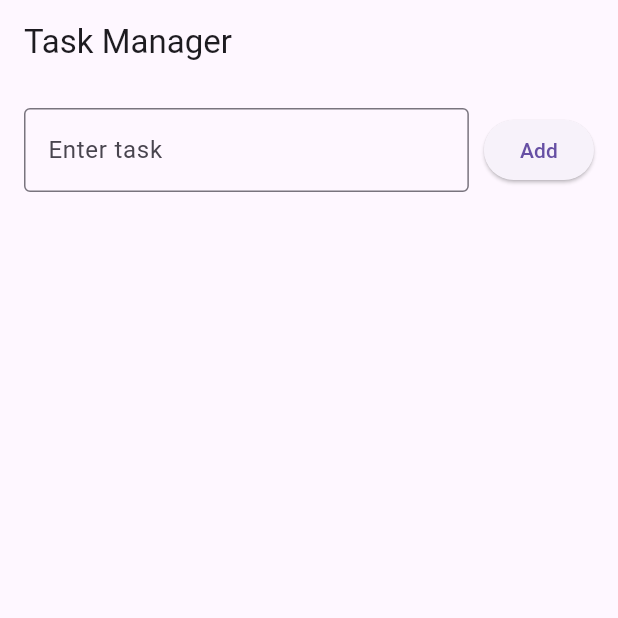
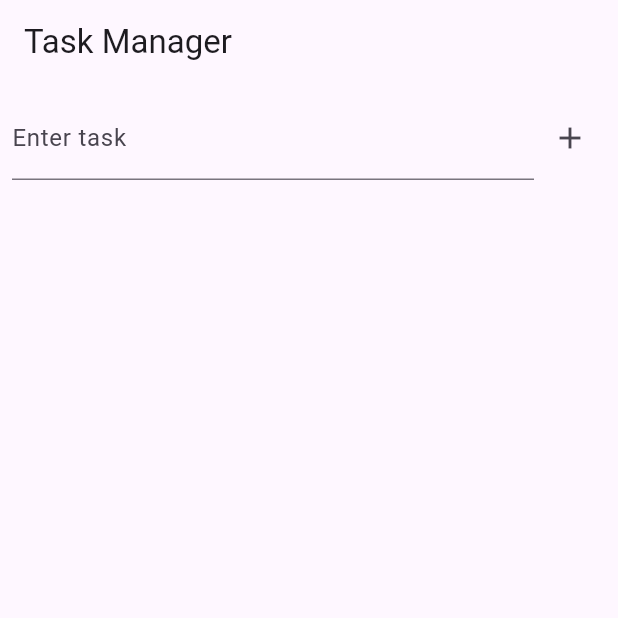
Before and after one commit to cbg85/task_manager, a Flutter app: the screen it shows after launch, on a phone screen of 412 x 824 dp, the top half of it. Run offline on Flutter 3.47's test engine with Material 3 defaults, Android fonts, the phone set to English and light mode, and no system bars.

Commit message:
Updated task manager app

```diff
--- a/lib/main.dart
+++ b/lib/main.dart
@@ -1,5 +1,4 @@
 import 'package:flutter/material.dart';
-import 'task.dart'; // Import the Task model
 
 void main() {
   runApp(TaskManagerApp());
@@ -10,12 +9,16 @@ class TaskManagerApp extends StatelessWidget {
   Widget build(BuildContext context) {
     return MaterialApp(
       title: 'Task Manager',
-      theme: ThemeData(
-        primarySwatch: Colors.blue,
-      ),
       home: TaskListScreen(),
     );
   }
+}
+
+class Task {
+  String name;
+  bool isCompleted;
+
+  Task({required this.name, this.isCompleted = false});
 }
 
 class TaskListScreen extends StatefulWidget {
@@ -42,7 +45,7 @@ class _TaskListScreenState extends State<TaskListScreen> {
     });
   }
 
-  void _removeTask(int index) {
+  void _deleteTask(int index) {
     setState(() {
       _tasks.removeAt(index);
     });
@@ -55,22 +58,18 @@ class _TaskListScreenState extends State<TaskListScreen> {
       body: Column(
         children: [
           Padding(
-            padding: const EdgeInsets.all(16.0),
+            padding: const EdgeInsets.all(8.0),
             child: Row(
               children: [
                 Expanded(
                   child: TextField(
                     controller: _taskController,
-                    decoration: InputDecoration(
-                      labelText: 'Enter task',
-                      border: OutlineInputBorder(),
+                    decoration: InputDecoration(labelText: 'Enter task'),
                   ),
                 ),
-                ),
-                SizedBox(width: 10),
-                ElevatedButton(
+                IconButton(
+                  icon: Icon(Icons.add),
                   onPressed: _addTask,
-                  child: Text('Add'),
                 ),
               ],
             ),
@@ -79,12 +78,12 @@ class _TaskListScreenState extends State<TaskListScreen> {
             child: ListView.builder(
               itemCount: _tasks.length,
               itemBuilder: (context, index) {
-                return Card(
-                  margin: EdgeInsets.symmetric(horizontal: 10, vertical: 5),
-                  child: ListTile(
+                return ListTile(
                   leading: Checkbox(
                     value: _tasks[index].isCompleted,
-                      onChanged: (value) => _toggleTaskCompletion(index),
+                    onChanged: (bool? value) {
+                      _toggleTaskCompletion(index);
+                    },
                   ),
                   title: Text(
                     _tasks[index].name,
@@ -96,8 +95,7 @@ class _TaskListScreenState extends State<TaskListScreen> {
                   ),
                   trailing: IconButton(
                     icon: Icon(Icons.delete, color: Colors.red),
-                      onPressed: () => _removeTask(index),
-                    ),
+                    onPressed: () => _deleteTask(index),
                   ),
                 );
               },
```
Lines whose indentation alone changed are shown as unchanged.
